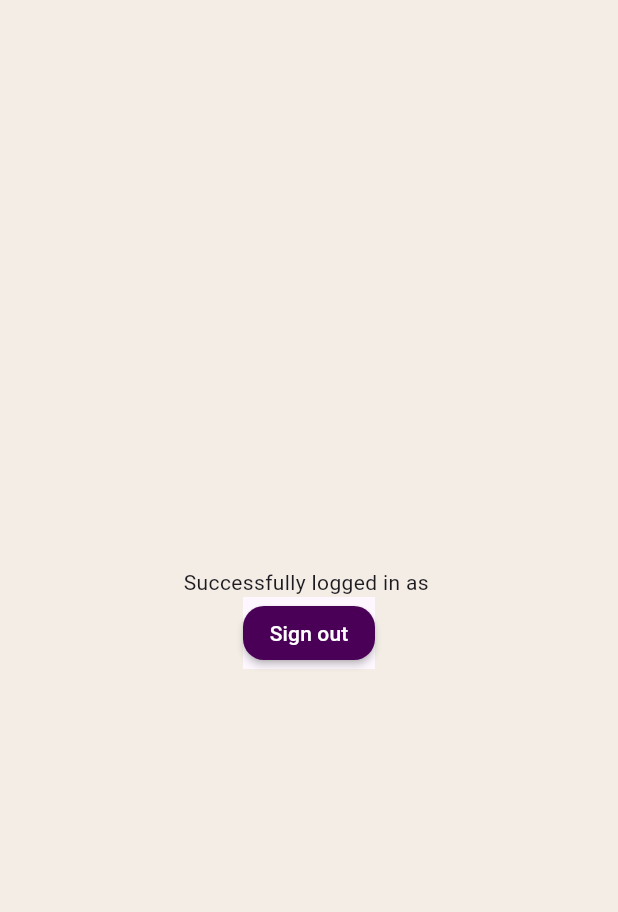
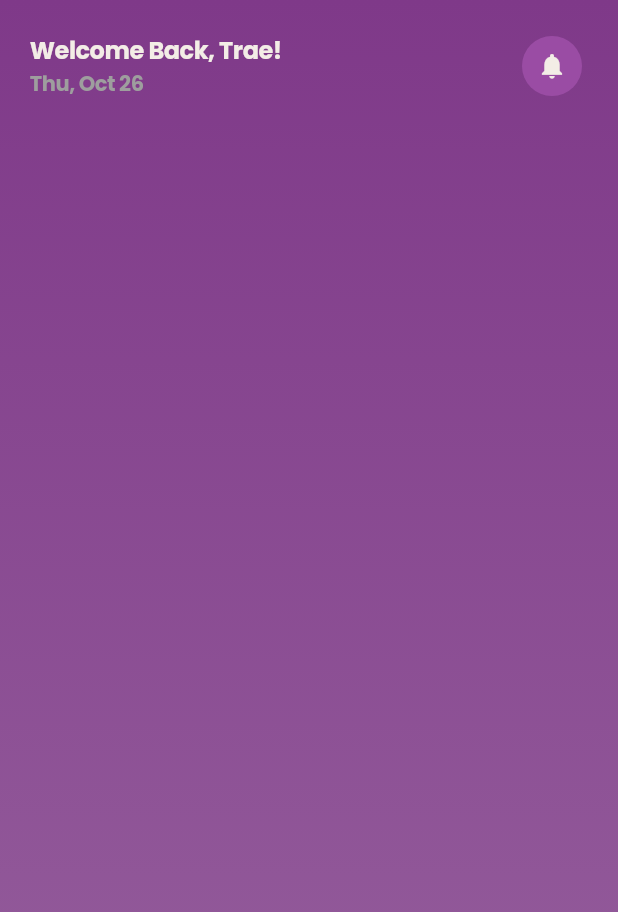
Before and after one commit to illustrae/WeDu_App, a Flutter app: the screen it shows once a user with an empty profile is signed in, on a phone screen of 412 x 824 dp. Shown: the top 912 px of the screen. Run offline on Flutter 3.47's test engine with Material 3 defaults, Android fonts, the phone set to English and light mode, and no system bars; our stand-ins replace firebase_auth, firebase_core; accounts and stored records are empty.

Commit message:
starting home page design

```diff
--- a/lib/pages/home_page.dart
+++ b/lib/pages/home_page.dart
@@ -1,5 +1,6 @@
 import 'package:firebase_auth/firebase_auth.dart';
 import 'package:flutter/material.dart';
+import 'package:intl/intl.dart';
 
 class HomePage extends StatefulWidget {
   const HomePage({super.key});
@@ -10,36 +11,93 @@ class HomePage extends StatefulWidget {
 
 class _HomePageState extends State<HomePage> {
   final user = FirebaseAuth.instance.currentUser;
+  final currentDate = DateTime.now();
+
 
   @override
   Widget build(BuildContext context) {
+    String formattedDate = DateFormat.MMMEd().format(currentDate);
     return SafeArea(
       child: Scaffold(
-        backgroundColor: Color.fromARGB(255, 243, 237, 230),
-        body: Center(
-          child: Column(
-            mainAxisAlignment: MainAxisAlignment.center,
-            children: [
-              Text("Successfully logged in as ${user!.email!}"),
-              Material(
-                child: MaterialButton(
-                    onPressed: () {
-                      FirebaseAuth.instance.signOut();
-                    },
-                    color: Color.fromARGB(255, 75, 0, 87),
-                    child: Text(
-                      "Sign out",
-                      style: TextStyle(
-                        color: Colors.white,
+        // backgroundColor: Color.fromARGB(255, 127, 69, 136),
+        body: Container(
+          decoration: const BoxDecoration(
+          gradient: LinearGradient(
+              colors: [
+                Color.fromARGB(255, 127, 57, 137),
+                Color.fromARGB(255, 151, 98, 158),
+              ],
+              begin: Alignment.topCenter,
+              end: Alignment.bottomCenter,
+          ),
+          ),
+          child: Center(
+            child: Column(
+              children: [
+                Padding(
+                  padding: const EdgeInsets.all(20.0),
+                  child: Row(
+                    mainAxisAlignment: MainAxisAlignment.spaceBetween,
+                    children: [
+                      // text name ${user!.email}
+                      Column(
+                        crossAxisAlignment: CrossAxisAlignment.start,
+                        children: [
+                          const Text(
+                            "Welcome Back, Trae! ",
+                            style: TextStyle(
+                              color: Color.fromARGB(255, 243, 237, 230),
+                              fontFamily: "Poppins",
+                              fontSize: 16,
+                              fontWeight: FontWeight.w300,
+                              letterSpacing: -0.3,
+                            ),
+                          ),
+                          Text("$formattedDate",
+                          style:TextStyle(
+                            color: Colors.grey,
+                            fontFamily: "Poppins",
+                            letterSpacing: -0.3,
+
+                          ))
+                        ],
                       ),
-                    ),
-                    shape: RoundedRectangleBorder(
-                        borderRadius: BorderRadius.circular(14.0))),
-              ),
-            ],
+                      IconButton.filled(
+                        color: Color.fromARGB(255, 243, 237, 230),
+                        style: IconButton.styleFrom(
+                            backgroundColor: Color.fromARGB(255, 154, 76, 164)),
+                        iconSize: 20,
+                        icon: const Icon(Icons.notifications),
+                        onPressed: () {
+                          // ...
+                        },
+                      ),
+                    ],
+                  ),
+                ),
+              ],
+            ),
           ),
         ),
       ),
     );
   }
 }
+
+
+
+              // Material(
+              //   child: MaterialButton(
+              //     onPressed: () {
+              //       FirebaseAuth.instance.signOut();
+              //     },
+              //     color: Color.fromARGB(255, 75, 0, 87),
+              //     child: Text(
+              //       "Sign out",
+              //       style: TextStyle(
+              //         color: Colors.white,
+              //       ),
+                  // ),
+                  // shape: RoundedRectangleBorder(
+                  //   borderRadius: BorderRadius.circular(14.0),
+                  // ),
--- a/pubspec.yaml
+++ b/pubspec.yaml
@@ -39,6 +39,7 @@ dependencies:
   firebase_core: ^2.2.0
   cloud_firestore: ^4.12.0
   google_fonts: ^6.1.0
+  intl: ^0.17.0
 
 
 dev_dependencies:
```
Also changed, not shown: pubspec.lock.
